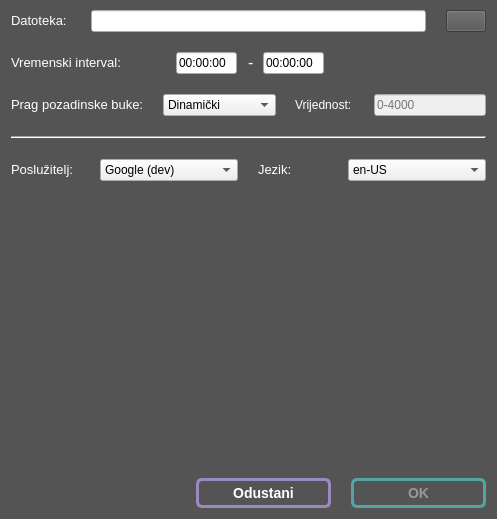
The window that src/View/OptionsDialog/OptionsDialog.ui (tomarga/Skripta) describes before a commit, drawn with Qt 5.
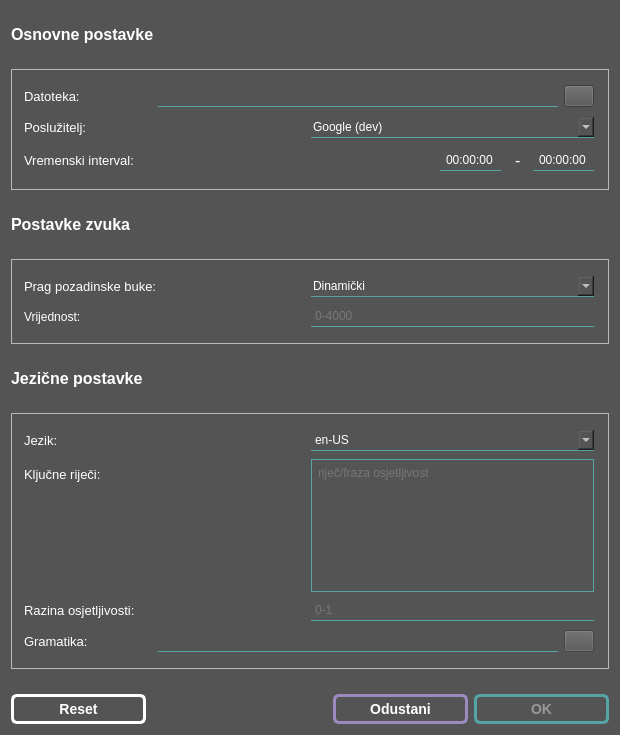
The same window after the commit. Icons and pictures are not drawn.

Commit message: Update options dialog with api-specific functionalities and add corresponding functionalities

```diff
--- a/src/View/OptionsDialog/OptionsDialog.ui
+++ b/src/View/OptionsDialog/OptionsDialog.ui
@@ -6,8 +6,8 @@
    <rect>
     <x>0</x>
     <y>0</y>
-    <width>497</width>
-    <height>519</height>
+    <width>620</width>
+    <height>735</height>
    </rect>
   </property>
   <property name="windowTitle">
@@ -21,13 +21,40 @@
   <property name="modal">
    <bool>false</bool>
   </property>
-  <layout class="QVBoxLayout" name="verticalLayout">
+  <layout class="QVBoxLayout" name="verticalLayout_4">
    <property name="spacing">
-    <number>20</number>
+    <number>25</number>
    </property>
    <property name="topMargin">
-    <number>10</number>
+    <number>25</number>
    </property>
+   <item>
+    <layout class="QHBoxLayout" name="horizontalLayout_7">
+     <item>
+      <widget class="QLabel" name="label">
+       <property name="text">
+        <string>&lt;html&gt;&lt;head/&gt;&lt;body&gt;&lt;p&gt;&lt;span style=&quot; font-size:12pt; font-weight:700; color:#ffffff;&quot;&gt;Osnovne postavke&lt;/span&gt;&lt;/p&gt;&lt;/body&gt;&lt;/html&gt;</string>
+       </property>
+      </widget>
+     </item>
+    </layout>
+   </item>
+   <item>
+    <widget class="QFrame" name="frame">
+     <property name="styleSheet">
+      <string notr="true">QFrame {
+padding-right: 5px;
+padding-top: 5px;
+padding-bottom: 5px;
+}</string>
+     </property>
+     <property name="frameShape">
+      <enum>QFrame::StyledPanel</enum>
+     </property>
+     <property name="frameShadow">
+      <enum>QFrame::Raised</enum>
+     </property>
+     <layout class="QVBoxLayout" name="verticalLayout">
    <item>
     <layout class="QHBoxLayout" name="fileHLayout">
      <item>
@@ -39,9 +66,38 @@
      </item>
      <item>
       <widget class="QLineEdit" name="fileLineEdit">
+          <property name="sizePolicy">
+           <sizepolicy hsizetype="Expanding" vsizetype="Fixed">
+            <horstretch>0</horstretch>
+            <verstretch>0</verstretch>
+           </sizepolicy>
+          </property>
+          <property name="maximumSize">
+           <size>
+            <width>400</width>
+            <height>16777215</height>
+           </size>
+          </property>
+          <property name="styleSheet">
+           <string notr="true">QLineEdit {
+	background-color: rgb(84, 84, 84);
+	border-none;	
+	border-bottom: 0.5px solid #54a4a6;
+	border-radius: 0px;
+	padding: 2px 2px 2px 2px;
+	color: white;
+}
+
+QLineEdit::hover {
+	border-color: #63C2C4;
+}</string>
+          </property>
        <property name="text">
         <string/>
        </property>
+          <property name="frame">
+           <bool>true</bool>
+          </property>
        <property name="readOnly">
         <bool>false</bool>
        </property>
@@ -52,6 +108,12 @@
      </item>
      <item>
       <widget class="QPushButton" name="browseFileButton">
+          <property name="maximumSize">
+           <size>
+            <width>30</width>
+            <height>16777215</height>
+           </size>
+          </property>
        <property name="autoFillBackground">
         <bool>false</bool>
        </property>
@@ -79,9 +141,78 @@
     </layout>
    </item>
    <item>
-    <layout class="QHBoxLayout" name="timeHLayout" stretch="2,2,1,2,2">
+       <layout class="QHBoxLayout" name="horizontalLayout" stretch="0,0">
+        <item>
+         <widget class="QLabel" name="apiLabel">
+          <property name="toolTip">
+           <string>&lt;html&gt;&lt;head/&gt;&lt;body&gt;&lt;p&gt;Svaki poslužitelj podržava neke od niže navedenih opcija.&lt;/p&gt;&lt;p&gt;Sphinx API radi offline.&lt;/p&gt;&lt;/body&gt;&lt;/html&gt;</string>
+          </property>
+          <property name="text">
+           <string>&lt;html&gt;&lt;head/&gt;&lt;body&gt;&lt;p&gt;&lt;span style=&quot; font-size:10pt; color:#ffffff;&quot;&gt;Poslužitelj: &lt;/span&gt;&lt;/p&gt;&lt;/body&gt;&lt;/html&gt;</string>
+          </property>
+         </widget>
+        </item>
+        <item>
+         <widget class="QComboBox" name="apiComboBox">
+          <property name="sizePolicy">
+           <sizepolicy hsizetype="Preferred" vsizetype="Fixed">
+            <horstretch>0</horstretch>
+            <verstretch>0</verstretch>
+           </sizepolicy>
+          </property>
+          <property name="styleSheet">
+           <string notr="true">QComboBox {
+	background-color: rgb(84, 84, 84);
+	border-none;	
+	border-bottom: 0.5px solid #54a4a6;
+	border-radius: 0px;
+	padding: 2px 2px 2px 2px;
+	color: white;
+}
+
+QComboBox::hover {
+	border-color: #63C2C4;
+}
+
+/*  After dropping, the entire drop-down form style */
+QComboBox QAbstractItemView {
+    border: 1px solid white;   /*  Border of the entire drop-down form */
+    background-color: rgb(84, 84, 84);;   /*  Whole drop-down form background color */
+    selection-background-color: lightgreen;   /*  The whole drop-down window is selected from the background color of the item */
+}
+
+QComboBox QAbstractItemView::item {
+    height: 70px; 
+}</string>
+          </property>
+          <item>
+           <property name="text">
+            <string>Google (dev)</string>
+           </property>
+          </item>
+          <item>
+           <property name="text">
+            <string>Google Cloud</string>
+           </property>
+          </item>
+          <item>
+           <property name="text">
+            <string>PocketSphinx</string>
+           </property>
+          </item>
+          <item>
+           <property name="text">
+            <string>Houndify</string>
+           </property>
+          </item>
+         </widget>
+        </item>
+       </layout>
+      </item>
+      <item>
+       <layout class="QHBoxLayout" name="timeHLayout" stretch="0,0,0,0">
      <property name="spacing">
-      <number>3</number>
+         <number>6</number>
      </property>
      <item>
       <widget class="QLabel" name="FromLabel">
@@ -107,6 +238,20 @@
          <height>16777215</height>
         </size>
        </property>
+          <property name="styleSheet">
+           <string notr="true">QLineEdit {
+	background-color: rgb(84, 84, 84);
+	border-none;	
+	border-bottom: 0.5px solid #54a4a6;
+	border-radius: 0px;
+	padding: 2px 2px 2px 2px;
+	color: white;
+}
+
+QLineEdit::hover {
+	border-color: #63C2C4;
+}</string>
+          </property>
        <property name="inputMethodHints">
         <set>Qt::ImhTime</set>
        </property>
@@ -116,6 +261,9 @@
        <property name="text">
         <string>00:00:00</string>
        </property>
+          <property name="alignment">
+           <set>Qt::AlignCenter</set>
+          </property>
        <property name="dragEnabled">
         <bool>false</bool>
        </property>
@@ -154,6 +302,20 @@
          <height>16777215</height>
         </size>
        </property>
+          <property name="styleSheet">
+           <string notr="true">QLineEdit {
+	background-color: rgb(84, 84, 84);
+	border-none;	
+	border-bottom: 0.5px solid #54a4a6;
+	border-radius: 0px;
+	padding: 2px 2px 2px 2px;
+	color: white;
+}
+
+QLineEdit::hover {
+	border-color: #63C2C4;
+}</string>
+          </property>
        <property name="inputMethodHints">
         <set>Qt::ImhTime</set>
        </property>
@@ -163,6 +325,9 @@
        <property name="text">
         <string>00:00:00</string>
        </property>
+          <property name="alignment">
+           <set>Qt::AlignCenter</set>
+          </property>
        <property name="dragEnabled">
         <bool>false</bool>
        </property>
@@ -171,25 +336,39 @@
        </property>
       </widget>
      </item>
-     <item>
-      <spacer name="horizontalSpacer_2">
-       <property name="orientation">
-        <enum>Qt::Horizontal</enum>
-       </property>
-       <property name="sizeHint" stdset="0">
-        <size>
-         <width>40</width>
-         <height>20</height>
-        </size>
-       </property>
-      </spacer>
-     </item>
-    </layout>
+       </layout>
+      </item>
+     </layout>
+    </widget>
    </item>
    <item>
-    <layout class="QHBoxLayout" name="noiseHLayout" stretch="1,2,1,2">
+    <widget class="QLabel" name="label_3">
+     <property name="text">
+      <string>&lt;html&gt;&lt;head/&gt;&lt;body&gt;&lt;p&gt;&lt;span style=&quot; font-size:12pt; font-weight:700; color:#ffffff;&quot;&gt;Postavke zvuka&lt;/span&gt;&lt;/p&gt;&lt;/body&gt;&lt;/html&gt;</string>
+     </property>
+    </widget>
+   </item>
+   <item>
+    <widget class="QFrame" name="frame_3">
+     <property name="styleSheet">
+      <string notr="true">QFrame {
+
+padding-right: 5px;
+padding-top: 5px;
+padding-bottom: 5px;
+}</string>
+     </property>
+     <property name="frameShape">
+      <enum>QFrame::StyledPanel</enum>
+     </property>
+     <property name="frameShadow">
+      <enum>QFrame::Raised</enum>
+     </property>
+     <layout class="QVBoxLayout" name="verticalLayout_3">
+      <item>
+       <layout class="QHBoxLayout" name="noiseHLayout" stretch="0,0">
      <property name="spacing">
-      <number>19</number>
+         <number>6</number>
      </property>
      <item>
       <widget class="QLabel" name="noiseTypeLabel">
@@ -203,6 +382,34 @@
      </item>
      <item>
       <widget class="QComboBox" name="noiseTypeComboBox">
+          <property name="styleSheet">
+           <string notr="true">QComboBox {
+	background-color: rgb(84, 84, 84);
+	border-none;	
+	border-bottom: 0.5px solid #54a4a6;
+	border-radius: 0px;
+	padding: 2px 2px 2px 2px;
+	color: white;
+}
+
+QComboBox::hover {
+	border-color: #63C2C4;
+}
+
+/*  After dropping, the entire drop-down form style */
+QComboBox QAbstractItemView {
+    border: 1px solid white;   /*  Border of the entire drop-down form */
+    background-color: rgb(84, 84, 84);;   /*  Whole drop-down form background color */
+    selection-background-color: lightgreen;   /*  The whole drop-down window is selected from the background color of the item */
+}
+
+QComboBox QAbstractItemView::item {
+    height: 70px; 
+}</string>
+          </property>
+          <property name="frame">
+           <bool>false</bool>
+          </property>
        <item>
         <property name="text">
          <string extracomment="komentar">Dinamički</string>
@@ -220,6 +427,10 @@
        </item>
       </widget>
      </item>
+       </layout>
+      </item>
+      <item>
+       <layout class="QHBoxLayout" name="horizontalLayout_2">
      <item>
       <widget class="QLabel" name="noiseValueLabel">
        <property name="enabled">
@@ -238,6 +449,31 @@
        <property name="enabled">
         <bool>false</bool>
        </property>
+          <property name="sizePolicy">
+           <sizepolicy hsizetype="Preferred" vsizetype="Fixed">
+            <horstretch>0</horstretch>
+            <verstretch>0</verstretch>
+           </sizepolicy>
+          </property>
+          <property name="styleSheet">
+           <string notr="true">QLineEdit {
+	background-color: rgb(84, 84, 84);
+	border-none;	
+	border-bottom: 0.5px solid #54a4a6;
+	border-radius: 0px;
+	padding: 2px 2px 2px 2px;
+	color: white;
+}
+
+QLineEdit::hover {
+	border-color: #63C2C4;
+}
+
+QLineEdit::disabled {
+	color: rgb(153, 153, 153);
+}
+</string>
+          </property>
        <property name="placeholderText">
         <string>0-4000</string>
        </property>
@@ -245,49 +481,34 @@
      </item>
     </layout>
    </item>
-   <item>
-    <widget class="Line" name="line">
-     <property name="orientation">
-      <enum>Qt::Horizontal</enum>
-     </property>
+     </layout>
     </widget>
    </item>
    <item>
-    <layout class="QHBoxLayout" name="horizontalLayout" stretch="1,2,1,2">
-     <item>
-      <widget class="QLabel" name="apiLabel">
-       <property name="toolTip">
-        <string>&lt;html&gt;&lt;head/&gt;&lt;body&gt;&lt;p&gt;Svaki poslužitelj podržava neke od niže navedenih opcija.&lt;/p&gt;&lt;p&gt;Sphinx API radi offline.&lt;/p&gt;&lt;/body&gt;&lt;/html&gt;</string>
-       </property>
+    <widget class="QLabel" name="label_2">
        <property name="text">
-        <string>&lt;html&gt;&lt;head/&gt;&lt;body&gt;&lt;p&gt;&lt;span style=&quot; font-size:10pt; color:#ffffff;&quot;&gt;Poslužitelj: &lt;/span&gt;&lt;/p&gt;&lt;/body&gt;&lt;/html&gt;</string>
+      <string>&lt;html&gt;&lt;head/&gt;&lt;body&gt;&lt;p&gt;&lt;span style=&quot; font-size:12pt; font-weight:700; color:#ffffff;&quot;&gt;Jezične postavke&lt;/span&gt;&lt;/p&gt;&lt;/body&gt;&lt;/html&gt;</string>
        </property>
       </widget>
      </item>
      <item>
-      <widget class="QComboBox" name="apiComboBox">
-       <item>
-        <property name="text">
-         <string>Google (dev)</string>
-        </property>
-       </item>
-       <item>
-        <property name="text">
-         <string>Google Cloud</string>
-        </property>
-       </item>
-       <item>
-        <property name="text">
-         <string>PocketSphinx</string>
-        </property>
-       </item>
+    <widget class="QFrame" name="frame_2">
+     <property name="styleSheet">
+      <string notr="true">QFrame {
+padding-right: 5px;
+padding-top: 5px;
+padding-bottom: 5px;
+}</string>
+     </property>
+     <property name="frameShape">
+      <enum>QFrame::StyledPanel</enum>
+     </property>
+     <property name="frameShadow">
+      <enum>QFrame::Raised</enum>
+     </property>
+     <layout class="QVBoxLayout" name="verticalLayout_2">
        <item>
-        <property name="text">
-         <string>Houndify</string>
-        </property>
-       </item>
-      </widget>
-     </item>
+       <layout class="QHBoxLayout" name="horizontalLayout_3">
      <item>
       <widget class="QLabel" name="languageLabel">
        <property name="toolTip">
@@ -300,6 +521,52 @@
      </item>
      <item>
       <widget class="QComboBox" name="languageComboBox">
+          <property name="enabled">
+           <bool>true</bool>
+          </property>
+          <property name="styleSheet">
+           <string notr="true">QComboBox {
+	background-color: rgb(84, 84, 84);
+	border-none;	
+	border-bottom: 0.5px solid #54a4a6;
+	border-radius: 0px;
+	padding: 2px 2px 2px 2px;
+	color: white;
+}
+
+QComboBox::hover {
+	border-color: #63C2C4;
+}
+
+QComboBox::disabled {
+	color: rgb(153, 153, 153);
+}
+
+
+/*  After dropping, the entire drop-down form style */
+QComboBox QAbstractItemView {
+    border: 1px solid white;   /*  Border of the entire drop-down form */
+    background-color: rgb(84, 84, 84);;   /*  Whole drop-down form background color */
+	color: white;
+	padding: 2px 2px 2px 2px;
+}
+
+/*  Down pull, the entire drop-down window */
+QComboBox QAbstractItemView::item {
+    height: 25px;   /*  The height of the item (set pcomboBox-&gt; setView (new qlistview ()); after this item works) */
+}
+
+QComboBox QAbstractItemView::item:hover {
+	border: none;
+    border-top: 0.5px solid rgb(81, 81, 81);
+	border-bottom: 0.5px solid rgb(81, 81, 81);
+	border-radius: 2px;
+	background-color: rgb(84, 84, 84);
+}</string>
+          </property>
+          <property name="editable">
+           <bool>true</bool>
+          </property>
        <item>
         <property name="text">
          <string>en-US</string>
@@ -308,6 +575,193 @@
       </widget>
      </item>
     </layout>
+      </item>
+      <item>
+       <layout class="QHBoxLayout" name="horizontalLayout_4">
+        <item>
+         <widget class="QLabel" name="phrasesLabel">
+          <property name="sizePolicy">
+           <sizepolicy hsizetype="Preferred" vsizetype="Preferred">
+            <horstretch>0</horstretch>
+            <verstretch>0</verstretch>
+           </sizepolicy>
+          </property>
+          <property name="toolTip">
+           <string>&lt;html&gt;&lt;head/&gt;&lt;body&gt;&lt;p&gt;Navedene riječi ili fraze će imati prednost prepoznavanja nad riječima koje slično zvuče. &lt;/p&gt;&lt;p&gt;Svaku frazu je potrebno navesti u posebnom retku.&lt;/p&gt;&lt;p&gt;U slučaju Sphinx poslužitelja, moguće je specificirati razinu osjetljivosti za svaku frazu, tako da se na kraju retka navede broj od 0 do 1.&lt;/p&gt;&lt;/body&gt;&lt;/html&gt;</string>
+          </property>
+          <property name="text">
+           <string>&lt;html&gt;&lt;head/&gt;&lt;body&gt;&lt;p&gt;&lt;span style=&quot; font-size:10pt; color:#ffffff;&quot;&gt;Ključne riječi: &lt;/span&gt;&lt;/p&gt;&lt;/body&gt;&lt;/html&gt;</string>
+          </property>
+          <property name="alignment">
+           <set>Qt::AlignLeading|Qt::AlignLeft|Qt::AlignTop</set>
+          </property>
+         </widget>
+        </item>
+        <item>
+         <widget class="QPlainTextEdit" name="phrasesTextEdit">
+          <property name="enabled">
+           <bool>false</bool>
+          </property>
+          <property name="sizePolicy">
+           <sizepolicy hsizetype="Preferred" vsizetype="Expanding">
+            <horstretch>0</horstretch>
+            <verstretch>0</verstretch>
+           </sizepolicy>
+          </property>
+          <property name="styleSheet">
+           <string notr="true">QPlainTextEdit {
+	background-color: rgb(84, 84, 84);
+	border-none;	
+	border: 0.5px solid #54a4a6;
+	border-radius: 0px;
+	padding: 2px 2px 2px 2px;
+	color: white;
+}
+
+QPlainTextEdit::hover {
+	border-color: #63C2C4;
+}
+
+QPlainTextEdit::disabled {
+	color: rgb(153, 153, 153);
+}</string>
+          </property>
+          <property name="placeholderText">
+           <string>riječ/fraza osjetljivost</string>
+          </property>
+         </widget>
+        </item>
+       </layout>
+      </item>
+      <item>
+       <layout class="QHBoxLayout" name="horizontalLayout_5">
+        <item>
+         <widget class="QLabel" name="sensitivityLabel">
+          <property name="enabled">
+           <bool>false</bool>
+          </property>
+          <property name="toolTip">
+           <string>&lt;html&gt;&lt;head/&gt;&lt;body&gt;&lt;p&gt;Razina osjetljivosti za sve ključne riječi kojima osjetljivost nije ranije(gore) specificirana.&lt;/p&gt;&lt;p&gt;Veća osjetljivosti vodi ka 'češćem' prepoznavanju i obrnuto.&lt;/p&gt;&lt;/body&gt;&lt;/html&gt;</string>
+          </property>
+          <property name="text">
+           <string>&lt;html&gt;&lt;head/&gt;&lt;body&gt;&lt;p&gt;&lt;span style=&quot; font-size:10pt; color:#ffffff;&quot;&gt;Razina osjetljivosti: &lt;/span&gt;&lt;/p&gt;&lt;/body&gt;&lt;/html&gt;</string>
+          </property>
+         </widget>
+        </item>
+        <item>
+         <widget class="QLineEdit" name="sensitivityLineEdit">
+          <property name="enabled">
+           <bool>false</bool>
+          </property>
+          <property name="sizePolicy">
+           <sizepolicy hsizetype="Preferred" vsizetype="Fixed">
+            <horstretch>0</horstretch>
+            <verstretch>0</verstretch>
+           </sizepolicy>
+          </property>
+          <property name="toolTip">
+           <string/>
+          </property>
+          <property name="styleSheet">
+           <string notr="true">QLineEdit {
+	background-color: rgb(84, 84, 84);
+	border-none;	
+	border-bottom: 0.5px solid #54a4a6;
+	border-radius: 0px;
+	padding: 2px 2px 2px 2px;
+	color: white;
+}
+
+QLineEdit::hover {
+	border-color:#63C2C4;
+}
+
+QLineEdit::disabled {
+	color: rgb(153, 153, 153);
+}</string>
+          </property>
+          <property name="placeholderText">
+           <string>0-1</string>
+          </property>
+         </widget>
+        </item>
+       </layout>
+      </item>
+      <item>
+       <layout class="QHBoxLayout" name="horizontalLayout_6">
+        <item>
+         <widget class="QLabel" name="grammarLabel">
+          <property name="toolTip">
+           <string>&lt;html&gt;&lt;head/&gt;&lt;body&gt;&lt;p&gt;Datoteka u kojoj je definirana FSG ili JSGF gramatika.&lt;/p&gt;&lt;p&gt;Unos gramatike će se ignorirati ako su definirane ključne riječi.&lt;/p&gt;&lt;/body&gt;&lt;/html&gt;</string>
+          </property>
+          <property name="text">
+           <string>&lt;html&gt;&lt;head/&gt;&lt;body&gt;&lt;p&gt;&lt;span style=&quot; font-size:10pt; color:#ffffff;&quot;&gt;Gramatika:&lt;/span&gt;&lt;/p&gt;&lt;/body&gt;&lt;/html&gt;</string>
+          </property>
+         </widget>
+        </item>
+        <item>
+         <widget class="QLineEdit" name="grammarLineEdit">
+          <property name="enabled">
+           <bool>false</bool>
+          </property>
+          <property name="maximumSize">
+           <size>
+            <width>400</width>
+            <height>16777215</height>
+           </size>
+          </property>
+          <property name="styleSheet">
+           <string notr="true">QLineEdit {
+	background-color: rgb(84, 84, 84);
+	border-none;	
+	border-bottom: 0.5px solid #54a4a6;
+	border-radius: 0px;
+	padding: 2px 2px 2px 2px;
+	color: white;
+}
+
+QLineEdit::hover {
+	border-color:#63C2C4;
+}</string>
+          </property>
+          <property name="text">
+           <string/>
+          </property>
+         </widget>
+        </item>
+        <item>
+         <widget class="QPushButton" name="browseGrammarButton">
+          <property name="enabled">
+           <bool>false</bool>
+          </property>
+          <property name="maximumSize">
+           <size>
+            <width>30</width>
+            <height>16777215</height>
+           </size>
+          </property>
+          <property name="styleSheet">
+           <string notr="true">QPushButton {
+	background-color: rgb(84, 84, 84);
+	border-color: white
+}</string>
+          </property>
+          <property name="text">
+           <string/>
+          </property>
+          <property name="icon">
+           <iconset>
+            <normaloff>../../../resources/icons/browse.png</normaloff>../../../resources/icons/browse.png</iconset>
+          </property>
+          <property name="autoDefault">
+           <bool>false</bool>
+          </property>
+         </widget>
+        </item>
+       </layout>
+      </item>
+     </layout>
+    </widget>
    </item>
    <item>
     <spacer name="verticalSpacer">
@@ -323,13 +777,56 @@
     </spacer>
    </item>
    <item>
-    <layout class="QHBoxLayout" name="buttonBox" stretch="0,0,0">
+    <layout class="QHBoxLayout" name="buttonBox" stretch="0,0,0,0">
+     <property name="spacing">
+      <number>6</number>
+     </property>
      <property name="sizeConstraint">
       <enum>QLayout::SetFixedSize</enum>
      </property>
      <property name="leftMargin">
       <number>0</number>
      </property>
+     <item>
+      <widget class="QPushButton" name="resetButton">
+       <property name="minimumSize">
+        <size>
+         <width>135</width>
+         <height>30</height>
+        </size>
+       </property>
+       <property name="maximumSize">
+        <size>
+         <width>135</width>
+         <height>30</height>
+        </size>
+       </property>
+       <property name="styleSheet">
+        <string notr="true">QPushButton {
+    border-radius: 6px;
+    border: 3px solid white;
+
+    font-weight: 600;
+    font-size: 14px;
+    color: white;
+}
+
+QPushButton:hover {
+    border-color: rgb(208, 208, 208); 
+}
+
+QPushButton:pressed {
+    background-color: rgb(70, 70, 70);
+}</string>
+       </property>
+       <property name="text">
+        <string>Reset</string>
+       </property>
+       <property name="autoDefault">
+        <bool>false</bool>
+       </property>
+      </widget>
+     </item>
      <item>
       <spacer name="horizontalSpacer_3">
        <property name="orientation">
```
Left out of the diff: 60 changed lines with no effect on the pictures. Lines whose indentation alone changed are shown as unchanged. The commit also changes 9 other files.
